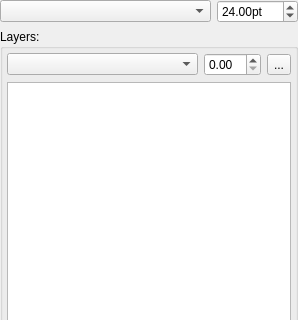
Qt form DesignerTool/src/WidgetFontState.ui (GameOverture/HarmonyEngine) before a commit; both pictures show x 0 to 298 and y 0 to 320 of the 298 by 537 pixel window.
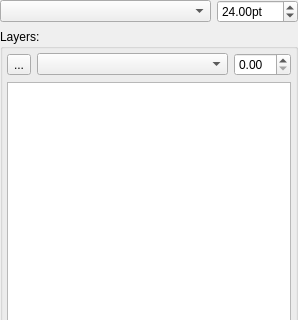
The same form after that commit. Custom widgets are drawn as their Qt base class.

Commit message: Thickness spinbox changes attributes when RenderMode selection is changed

What changed in the file:
```diff
--- a/DesignerTool/src/WidgetFontState.ui
+++ b/DesignerTool/src/WidgetFontState.ui
@@ -76,6 +76,13 @@
       </property>
       <item>
        <layout class="QHBoxLayout" name="horizontalLayout_6">
+        <item>
+         <widget class="QToolButton" name="btnAddLayer">
+          <property name="text">
+           <string>...</string>
+          </property>
+         </widget>
+        </item>
         <item>
          <widget class="QComboBox" name="cmbRenderMode">
           <property name="sizePolicy">
@@ -98,13 +105,6 @@
         <item>
          <widget class="QDoubleSpinBox" name="sbThickness"/>
         </item>
-        <item>
-         <widget class="QToolButton" name="btnAddLayer">
-          <property name="text">
-           <string>...</string>
-          </property>
-         </widget>
-        </item>
        </layout>
       </item>
       <item>
```
The commit also changes 2 other files.
